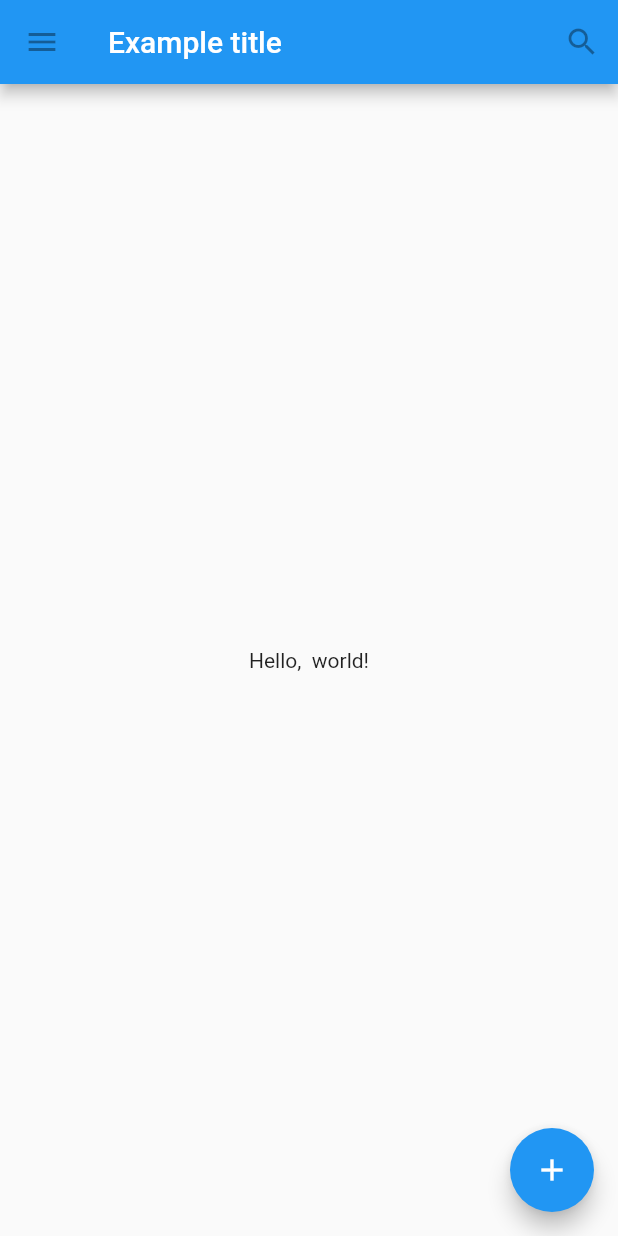
After one commit to maobui/flutter_toturials, a Flutter app: the screen it shows after launch, on a phone screen of 412 x 824 dp. The commit adds this screen. Run offline on Flutter 3.47's test engine with Material 2 defaults, Android fonts, the phone set to English and light mode, and no system bars.

Commit message:
- split file.

```diff
--- /dev/null
+++ b/lib/TutorialHome.dart
@@ -0,0 +1,24 @@
+import 'package:flutter/material.dart';
+
+class TutorialHome extends StatelessWidget {
+  @override
+  Widget build(BuildContext context) {
+    // TODO: implement build
+    return Scaffold(
+      appBar: AppBar(
+        leading: IconButton(
+            icon: Icon(Icons.menu),
+            tooltip: 'Navigation menu',
+            onPressed: null),
+        title: Text("Example title"),
+        actions: <Widget>[
+          IconButton(
+              icon: Icon(Icons.search), tooltip: 'Search menu', onPressed: null)
+        ],
+      ),
+      body: Center(child: Text("Hello,  world!")),
+      floatingActionButton: FloatingActionButton(
+          tooltip: 'Add', child: Icon(Icons.add), onPressed: null),
+    );
+  }
+}
```
Also changed, not shown: lib/MyScaffold.dart (added, +63 -0 lines), lib/main.dart (+3 -64 lines).
